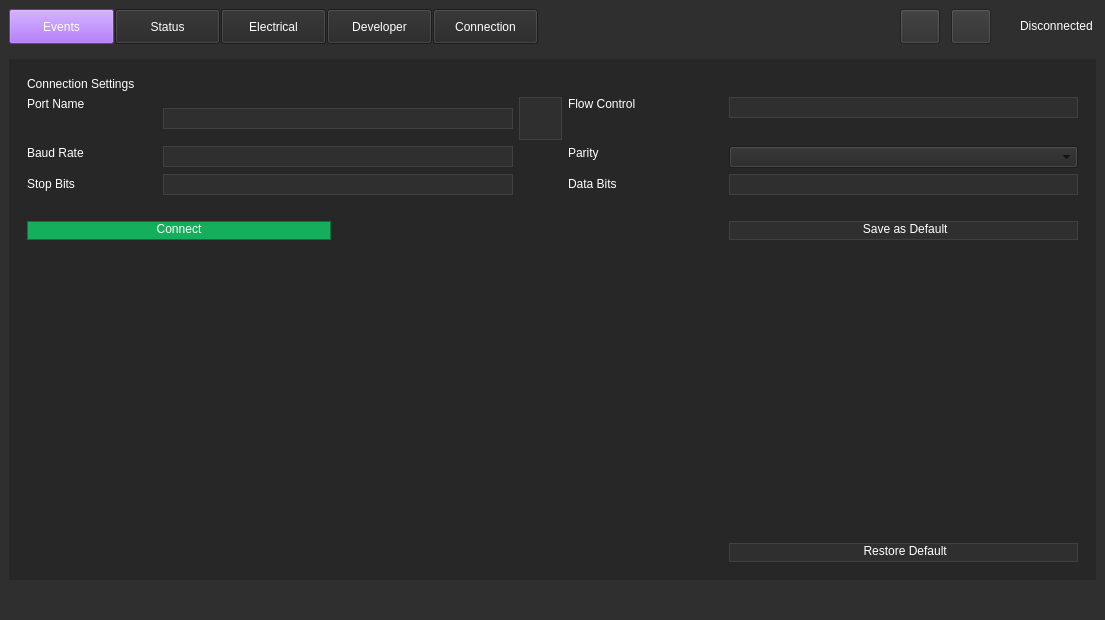
Qt form weapon-system-support-software/mainwindow.ui (Team-Controller-NAU/Controller) before a commit.
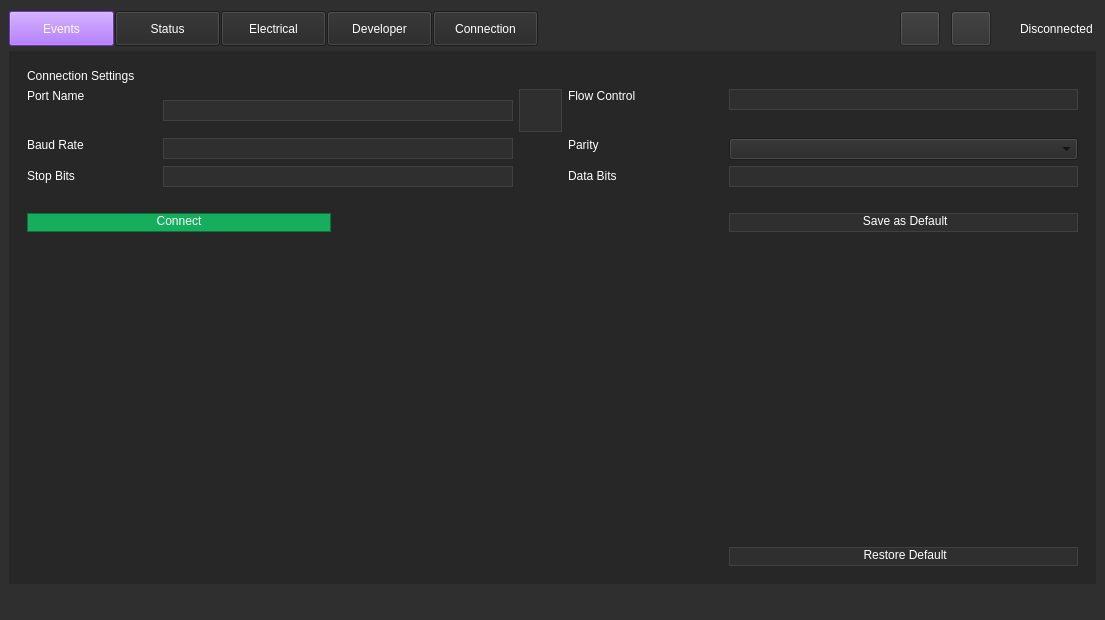
The same form after that commit. The open tabs and pages were chosen to show the change. Icons and pictures are not drawn. Custom widgets are drawn as their Qt base class.

Commit message: fixed spacing issues

What changed in the file:
```diff
--- a/weapon-system-support-software/mainwindow.ui
+++ b/weapon-system-support-software/mainwindow.ui
@@ -44,6 +44,9 @@
     </sizepolicy>
    </property>
    <layout class="QVBoxLayout" name="verticalLayout_2">
+    <property name="spacing">
+     <number>2</number>
+    </property>
     <item>
      <widget class="QWidget" name="ButtonWidget" native="true">
       <property name="minimumSize">
@@ -75,7 +78,7 @@
         <number>0</number>
        </property>
        <property name="bottomMargin">
-        <number>9</number>
+        <number>0</number>
        </property>
        <item alignment="Qt::AlignLeft|Qt::AlignVCenter">
         <widget class="QPushButton" name="EventsPageButton">
@@ -260,7 +263,7 @@
          <property name="maximumSize">
           <size>
            <width>16777215</width>
-           <height>35</height>
+           <height>40</height>
           </size>
          </property>
          <property name="styleSheet">
@@ -438,7 +441,7 @@
             </sizepolicy>
            </property>
            <property name="currentIndex">
-            <number>4</number>
+            <number>2</number>
            </property>
            <widget class="QWidget" name="Events_page">
             <layout class="QGridLayout" name="gridLayout_3">
@@ -5102,7 +5105,7 @@
         </property>
         <property name="maximumSize">
          <size>
-          <width>80</width>
+          <width>100</width>
           <height>25</height>
          </size>
         </property>
@@ -5207,7 +5210,7 @@
         </property>
         <property name="maximumSize">
          <size>
-          <width>50</width>
+          <width>80</width>
           <height>25</height>
          </size>
         </property>
@@ -5263,7 +5266,7 @@
         </property>
         <property name="maximumSize">
          <size>
-          <width>50</width>
+          <width>80</width>
           <height>25</height>
          </size>
         </property>
```
